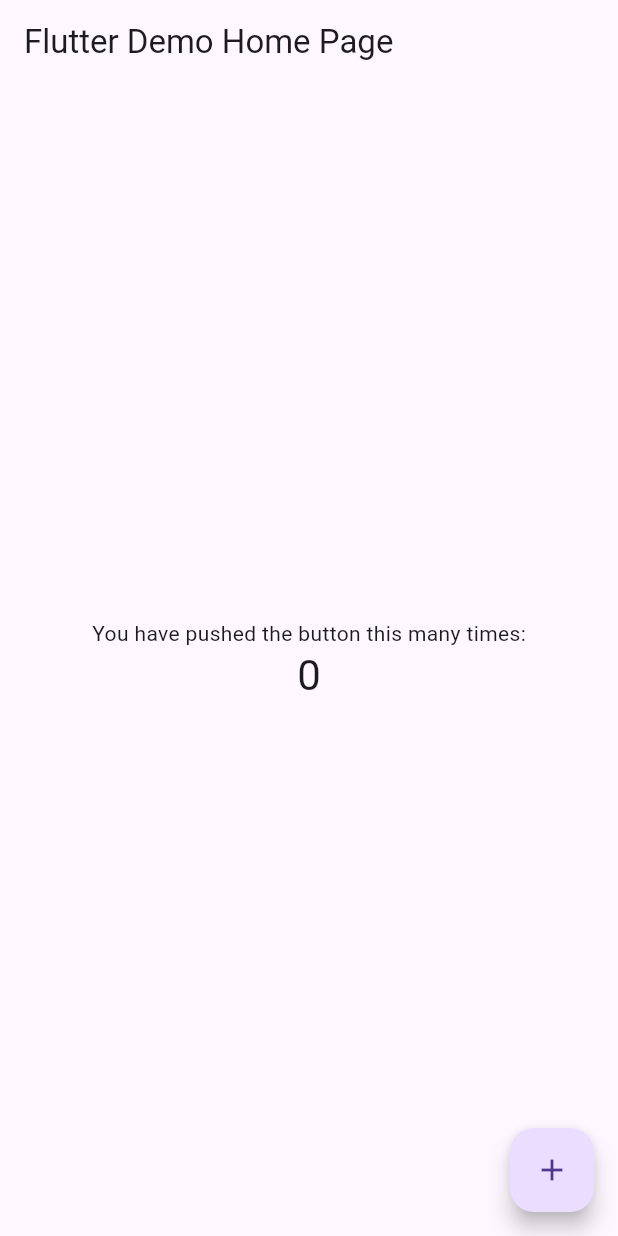
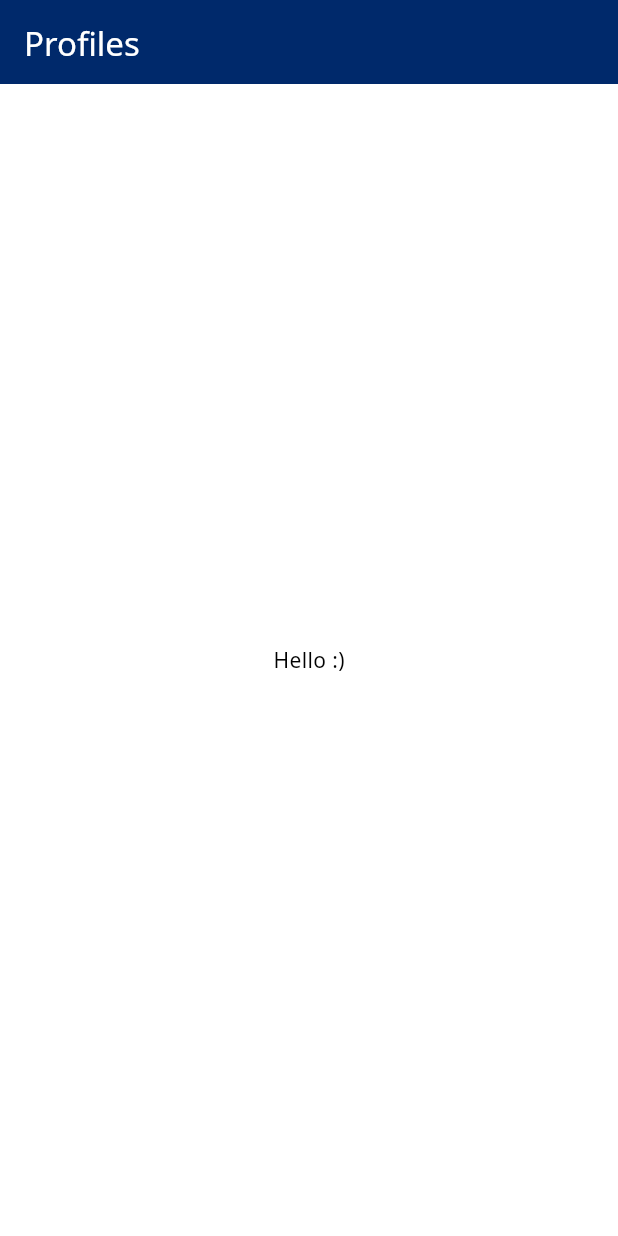
Before and after one commit to jags-aaron/flutter-take-home-test, a Flutter app: the screen it shows after launch, on a phone screen of 412 x 824 dp. Run offline on Flutter 3.47's test engine with Material 3 defaults, Android fonts, the phone set to English and light mode, and no system bars; our stand-ins replace flex_color_scheme, flutter_bloc, go_router, google_fonts.

Commit message:
setup app routing and theme

```diff
--- /dev/null
+++ b/lib/app.dart
@@ -0,0 +1,28 @@
+import 'package:flutter/material.dart';
+import 'package:flutter_bloc/flutter_bloc.dart';
+import 'package:flutter_take_home/app_config/theme_data.dart';
+import 'package:flutter_take_home/app_router.dart';
+import 'package:provider/provider.dart';
+
+class App extends StatelessWidget {
+  const App({super.key});
+
+  @override
+  Widget build(BuildContext context) {
+    return MultiBlocProvider(
+      providers: [
+        Provider<AppRouter>.value(
+          value: GoRouterNavigation(),
+        ),
+      ],
+      child: Builder(
+        builder: (context) {
+          return MaterialApp.router(
+            theme: themeData(),
+            routerConfig: GoRouterNavigation.of(context).routerConfig,
+          );
+        }
+      ),
+    );
+  }
+}
--- /dev/null
+++ b/lib/app_config/app_colors.dart
@@ -0,0 +1,7 @@
+import 'package:flutter/material.dart';
+
+const appPrimaryColor = Color(0xFF00296B);
+const appSecondaryColor = Color(0xFFFF7B00);
+const appWhiteColor = Colors.white;
+
+const appBrightnessLight = Brightness.light;
--- /dev/null
+++ b/lib/app_config/theme_data.dart
@@ -0,0 +1,46 @@
+import 'package:flex_color_scheme/flex_color_scheme.dart';
+import 'package:flutter/foundation.dart';
+import 'package:flutter/material.dart';
+import 'package:flutter_take_home/app_config/app_colors.dart';
+import 'package:google_fonts/google_fonts.dart';
+
+ThemeData themeData() {
+  return FlexThemeData.light(
+    useMaterial3: true,
+    colors: FlexSchemeColor.from(
+      primary: appPrimaryColor,
+      secondary: appSecondaryColor,
+      brightness: appBrightnessLight,
+    ),
+    scaffoldBackground: appWhiteColor,
+    swapColors: false,
+    usedColors: 6,
+    lightIsWhite: false,
+    appBarStyle: FlexAppBarStyle.primary,
+    appBarElevation: 0.5,
+    appBarOpacity: 0.94,
+    transparentStatusBar: true,
+    tabBarStyle: FlexTabBarStyle.forAppBar,
+    surfaceMode: FlexSurfaceMode.highBackgroundLowScaffold,
+    blendLevel: 20,
+    tooltipsMatchBackground: true,
+    fontFamily: GoogleFonts.notoSans().fontFamily,
+    textTheme: const TextTheme(
+      displayMedium: TextStyle(
+        fontSize: 41,
+      ),
+      displaySmall: TextStyle(
+        fontSize: 36,
+      ),
+      labelSmall: TextStyle(
+        fontSize: 11,
+        letterSpacing: 0.5,
+      ),
+    ),
+    tones: FlexTones.material(
+      appBrightnessLight,
+    ),
+    visualDensity: FlexColorScheme.comfortablePlatformDensity,
+    platform: defaultTargetPlatform,
+  );
+}
--- /dev/null
+++ b/lib/app_router.dart
@@ -0,0 +1,40 @@
+import 'package:flutter/material.dart';
+import 'package:go_router/go_router.dart';
+import 'package:provider/provider.dart';
+
+abstract class AppRouter {
+  GoRouter get routerConfig;
+}
+
+class GoRouterNavigation extends AppRouter {
+  static AppRouter of(BuildContext context, {bool listen = false}) =>
+      Provider.of<AppRouter>(
+        context,
+        listen: listen,
+      );
+
+  @override
+  final routerConfig = GoRouter(
+    initialLocation: '/',
+    routes: _appRoutes,
+    debugLogDiagnostics: true,
+  );
+
+  static get _appRoutes => [
+        GoRoute(
+          path: '/',
+          builder: (context, state) {
+            return Scaffold(
+              appBar: AppBar(
+                title: const Text('Profiles'),
+              ),
+              body: const SafeArea(
+                child: Center(
+                  child: Text('Hello :)'),
+                ),
+              ),
+            );
+          },
+        )
+      ];
+}
--- a/lib/main.dart
+++ b/lib/main.dart
@@ -1,115 +1,7 @@
 import 'package:flutter/material.dart';
+import 'package:flutter_take_home/app.dart';
 
 void main() {
-  runApp(const MyApp());
+  WidgetsFlutterBinding.ensureInitialized();
+  runApp(const App());
 }
-
-class MyApp extends StatelessWidget {
-  const MyApp({super.key});
-
-  // This widget is the root of your application.
-  @override
-  Widget build(BuildContext context) {
-    return MaterialApp(
-      title: 'Flutter Demo',
-      theme: ThemeData(
-        // This is the theme of your application.
-        //
-        // Try running your application with "flutter run". You'll see the
-        // application has a blue toolbar. Then, without quitting the app, try
-        // changing the primarySwatch below to Colors.green and then invoke
-        // "hot reload" (press "r" in the console where you ran "flutter run",
-        // or simply save your changes to "hot reload" in a Flutter IDE).
-        // Notice that the counter didn't reset back to zero; the application
-        // is not restarted.
-        primarySwatch: Colors.blue,
-      ),
-      home: const MyHomePage(title: 'Flutter Demo Home Page'),
-    );
-  }
-}
-
-class MyHomePage extends StatefulWidget {
-  const MyHomePage({super.key, required this.title});
-
-  // This widget is the home page of your application. It is stateful, meaning
-  // that it has a State object (defined below) that contains fields that affect
-  // how it looks.
-
-  // This class is the configuration for the state. It holds the values (in this
-  // case the title) provided by the parent (in this case the App widget) and
-  // used by the build method of the State. Fields in a Widget subclass are
-  // always marked "final".
-
-  final String title;
-
-  @override
-  State<MyHomePage> createState() => _MyHomePageState();
-}
-
-class _MyHomePageState extends State<MyHomePage> {
-  int _counter = 0;
-
-  void _incrementCounter() {
-    setState(() {
-      // This call to setState tells the Flutter framework that something has
-      // changed in this State, which causes it to rerun the build method below
-      // so that the display can reflect the updated values. If we changed
-      // _counter without calling setState(), then the build method would not be
-      // called again, and so nothing would appear to happen.
-      _counter++;
-    });
-  }
-
-  @override
-  Widget build(BuildContext context) {
-    // This method is rerun every time setState is called, for instance as done
-    // by the _incrementCounter method above.
-    //
-    // The Flutter framework has been optimized to make rerunning build methods
-    // fast, so that you can just rebuild anything that needs updating rather
-    // than having to individually change instances of widgets.
-    return Scaffold(
-      appBar: AppBar(
-        // Here we take the value from the MyHomePage object that was created by
-        // the App.build method, and use it to set our appbar title.
-        title: Text(widget.title),
-      ),
-      body: Center(
-        // Center is a layout widget. It takes a single child and positions it
-        // in the middle of the parent.
-        child: Column(
-          // Column is also a layout widget. It takes a list of children and
-          // arranges them vertically. By default, it sizes itself to fit its
-          // children horizontally, and tries to be as tall as its parent.
-          //
-          // Invoke "debug painting" (press "p" in the console, choose the
-          // "Toggle Debug Paint" action from the Flutter Inspector in Android
-          // Studio, or the "Toggle Debug Paint" command in Visual Studio Code)
-          // to see the wireframe for each widget.
-          //
-          // Column has various properties to control how it sizes itself and
-          // how it positions its children. Here we use mainAxisAlignment to
-          // center the children vertically; the main axis here is the vertical
-          // axis because Columns are vertical (the cross axis would be
-          // horizontal).
-          mainAxisAlignment: MainAxisAlignment.center,
-          children: <Widget>[
-            const Text(
-              'You have pushed the button this many times:',
-            ),
-            Text(
-              '$_counter',
-              style: Theme.of(context).textTheme.headlineMedium,
-            ),
-          ],
-        ),
-      ),
-      floatingActionButton: FloatingActionButton(
-        onPressed: _incrementCounter,
-        tooltip: 'Increment',
-        child: const Icon(Icons.add),
-      ), // This trailing comma makes auto-formatting nicer for build methods.
-    );
-  }
-}
```
Also changed, not shown: 2 other files.
